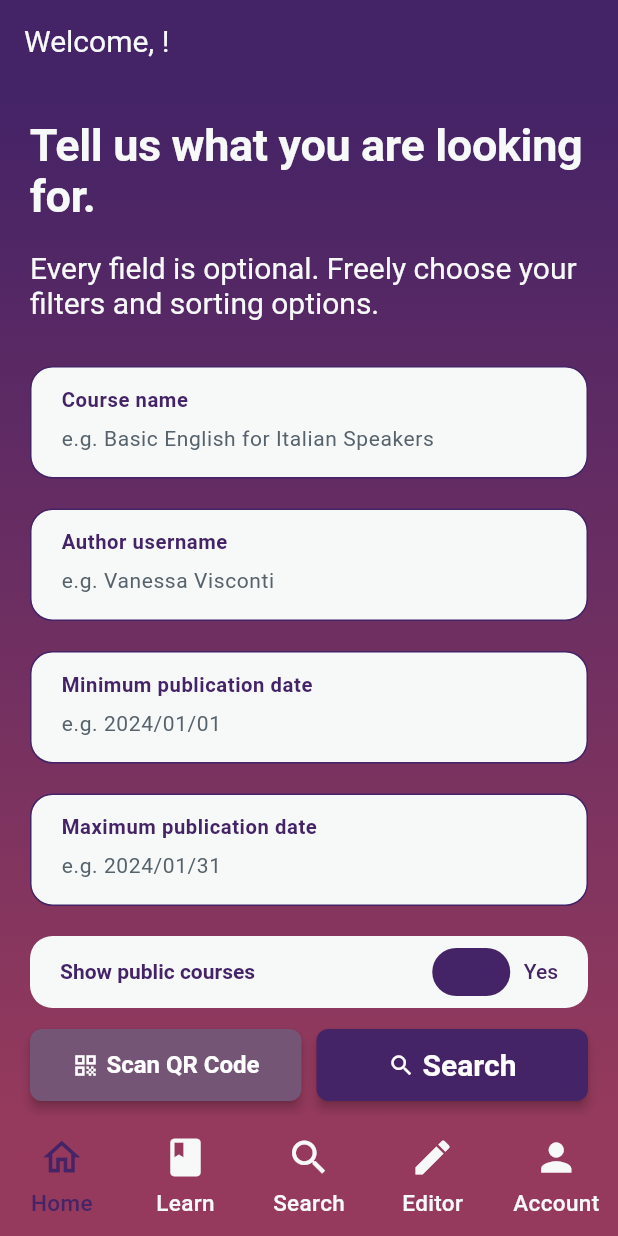
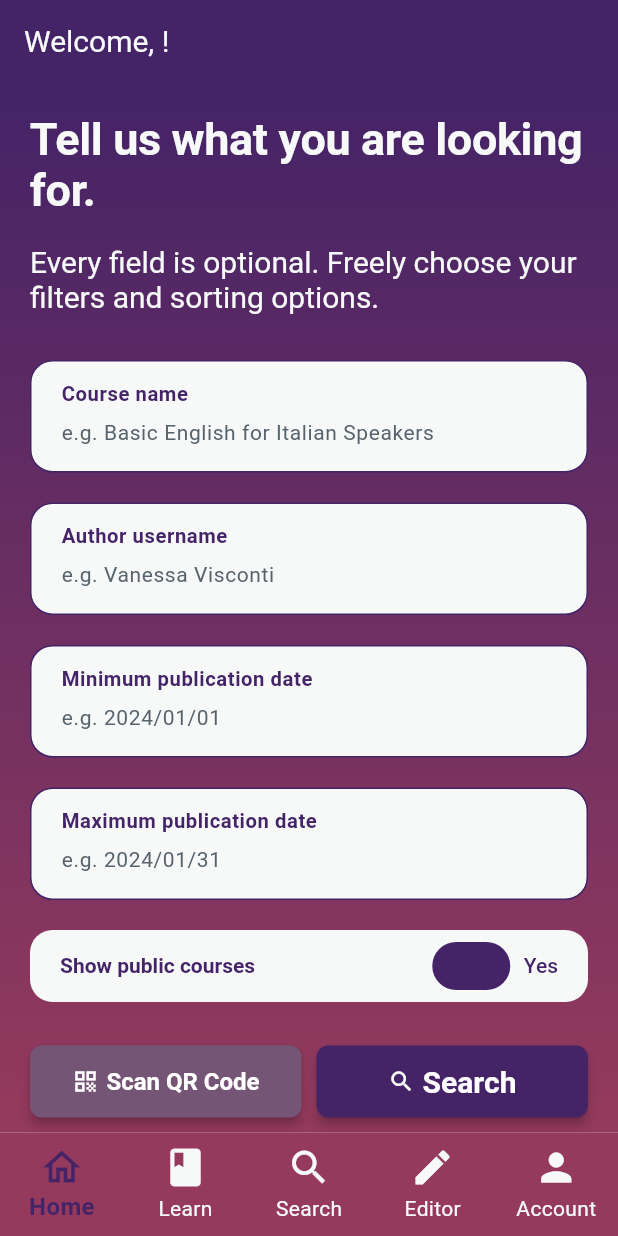
Before and after one commit to LudoTassini/DIMA-project, a Flutter app: the MainPage screen opened directly, swiped to page 3, on a phone screen of 412 x 824 dp. Run offline on Flutter 3.47's test engine with Material 3 defaults, Android fonts, the phone set to English and light mode, and no system bars; our stand-ins replace cloud_firestore, firebase_auth, firebase_core, loader_overlay, loading_animation_widget, shared_preferences; accounts and stored records are empty; generated files the repository leaves out were written again; Roboto replaces fonts that are missing (Readex Pro).

Commit message:
navigation system rework

```diff
--- a/lib/components/navigation/bloqo_app_bar.dart
+++ b/lib/components/navigation/bloqo_app_bar.dart
@@ -1,20 +1,29 @@
 import 'package:flutter/material.dart';
-
 import '../../style/bloqo_colors.dart';
 
-class BloqoAppBar{
-
-  static PreferredSize get({required BuildContext context, required String title}){
-    return PreferredSize(
-        preferredSize: const Size.fromHeight(60),
-        child: AppBar(
-          title: Text(title,
-            style: Theme.of(context).textTheme.displayMedium?.copyWith(
-                color: BloqoColors.seasalt
-            ),
-          ),
-          backgroundColor: BloqoColors.russianViolet,
-        )
+class BloqoAppBar {
+  static PreferredSizeWidget get({
+    required BuildContext context,
+    required String title,
+    required bool canPop,
+    required VoidCallback? onPop,
+  }) {
+    return AppBar(
+      title: Text(
+        title,
+        style: Theme.of(context).textTheme.displayMedium?.copyWith(
+          color: BloqoColors.seasalt,
+        ),
+      ),
+      backgroundColor: BloqoColors.russianViolet,
+      leading: canPop ?
+      IconButton(
+        icon: const Icon(
+          Icons.arrow_back,
+          color: BloqoColors.seasalt
+        ),
+        onPressed: onPop,
+      ) : null,
     );
   }
 }
--- a/lib/components/navigation/bloqo_nav_bar.dart
+++ b/lib/components/navigation/bloqo_nav_bar.dart
@@ -5,77 +5,72 @@ import '../../utils/localization.dart';
 class BloqoNavBar extends StatefulWidget {
   const BloqoNavBar({
     super.key,
-    required this.onDestinationSelected,
+    required this.onItemTapped,
   });
 
-  final Function(int) onDestinationSelected;
+  final Function(int) onItemTapped;
 
   @override
-  State<StatefulWidget> createState() => _BloqoNavBarState();
-
+  State<BloqoNavBar> createState() => _BloqoNavBarState();
 }
 
-class _BloqoNavBarState extends State<BloqoNavBar>{
-
-  static const navBarIconSize = 30.0;
-
+class _BloqoNavBarState extends State<BloqoNavBar> {
   int currentPageIndex = 0;
 
   @override
   Widget build(BuildContext context) {
     final localizedText = getAppLocalizations(context)!;
-    return NavigationBar(
-      onDestinationSelected: (index) {
-        widget.onDestinationSelected(index);
+    return BottomNavigationBar(
+      onTap: (index) {
         setState(() {
           currentPageIndex = index;
         });
+        widget.onItemTapped(index);
       },
-      indicatorColor: BloqoColors.newDarkFuchsia,
-      animationDuration: const Duration(),
+      currentIndex: currentPageIndex,
+      selectedItemColor: BloqoColors.russianViolet,
+      unselectedItemColor: BloqoColors.seasalt,
+      backgroundColor: BloqoColors.darkFuchsia,
       elevation: 2,
-      overlayColor: MaterialStateProperty.all(BloqoColors.newDarkFuchsia),
-      selectedIndex: currentPageIndex,
-      backgroundColor: BloqoColors.darkFuchsia,
-      destinations: <Widget>[
-        NavigationDestination(
-          selectedIcon: const Icon(
-            Icons.home_outlined, color: BloqoColors.russianViolet,
-            size: navBarIconSize,),
-          icon: const Icon(Icons.home_outlined, color: BloqoColors.seasalt,
-            size: navBarIconSize,),
+      type: BottomNavigationBarType.fixed,
+      iconSize: 30.0,
+      selectedFontSize: 16.0,
+      unselectedFontSize: 14.0,
+      selectedLabelStyle: const TextStyle(
+        fontWeight: FontWeight.bold,
+      ),
+      items: [
+        BottomNavigationBarItem(
+          icon: const Icon(
+            Icons.home_outlined,
+          ),
           label: localizedText.home,
         ),
-        NavigationDestination(
-          selectedIcon: const Icon(Icons.book, color: BloqoColors.russianViolet,
-            size: navBarIconSize,),
-          icon: const Icon(Icons.book, color: BloqoColors.seasalt,
-            size: navBarIconSize,),
+        BottomNavigationBarItem(
+          icon: const Icon(
+            Icons.book,
+          ),
           label: localizedText.learn,
         ),
-        NavigationDestination(
-          selectedIcon: const Icon(Icons.search, color: BloqoColors.russianViolet,
-            size: navBarIconSize,),
-          icon: const Icon(Icons.search, color: BloqoColors.seasalt,
-            size: navBarIconSize,),
+        BottomNavigationBarItem(
+          icon: const Icon(
+            Icons.search,
+          ),
           label: localizedText.search,
         ),
-        NavigationDestination(
-          selectedIcon: const Icon(Icons.edit, color: BloqoColors.russianViolet,
-            size: navBarIconSize,),
-          icon: const Icon(Icons.edit, color: BloqoColors.seasalt,
-            size: navBarIconSize,),
+        BottomNavigationBarItem(
+          icon: const Icon(
+            Icons.edit,
+          ),
           label: localizedText.editor,
         ),
-        NavigationDestination(
-          selectedIcon: const Icon(Icons.person, color: BloqoColors.russianViolet,
-            size: navBarIconSize,),
-          icon: const Icon(Icons.person, color: BloqoColors.seasalt,
-            size: navBarIconSize,),
+        BottomNavigationBarItem(
+          icon: const Icon(
+            Icons.person,
+          ),
           label: localizedText.account,
         ),
       ],
     );
   }
-
 }
--- a/lib/pages/main/main_page.dart
+++ b/lib/pages/main/main_page.dart
@@ -11,46 +11,71 @@ import 'editor_page.dart';
 import 'home_page.dart';
 import 'learn_page.dart';
 
-class MainPage extends StatefulWidget{
+class MainPage extends StatefulWidget {
   const MainPage({super.key});
 
   @override
-  State<StatefulWidget> createState() => _MainPageState();
-
+  State<MainPage> createState() => _MainPageState();
 }
 
-class _MainPageState extends State<MainPage>{
+class _MainPageState extends State<MainPage> {
+  int _selectedPageIndex = 0;
+  late PageController _pageController;
+  final ValueNotifier<bool> _canPopNotifier = ValueNotifier(false);
 
-  int _selectedPageIndex = 0;
-  late List<Widget> _pages;
-  late PageController _pageController;
+  final List<GlobalKey<NavigatorState>> _navigatorKeys = [
+    GlobalKey<NavigatorState>(),
+    GlobalKey<NavigatorState>(),
+    GlobalKey<NavigatorState>(),
+    GlobalKey<NavigatorState>(),
+    GlobalKey<NavigatorState>(),
+  ];
 
   @override
-  void initState(){
+  void initState() {
     super.initState();
-    _selectedPageIndex = 0;
-    _pages = [
-      const HomePage(),
-      const LearnPage(),
-      const SearchPage(),
-      const EditorPage(),
-      const UserPage()
-    ];
     _pageController = PageController(initialPage: _selectedPageIndex);
   }
 
   @override
-  void dispose(){
+  void dispose() {
     _pageController.dispose();
+    _canPopNotifier.dispose();
     super.dispose();
+  }
+
+  void _onItemTapped(int index) {
+    if (_selectedPageIndex == index) {
+      _navigatorKeys[index].currentState?.popUntil((route) => route.isFirst);
+    } else {
+      setState(() {
+        _selectedPageIndex = index;
+      });
+      _pageController.jumpToPage(index);
+    }
+    _updateCanPop();
+  }
+
+  void _updateCanPop() {
+    WidgetsBinding.instance.addPostFrameCallback((_) {
+      _canPopNotifier.value =
+          _navigatorKeys[_selectedPageIndex].currentState?.canPop() ?? false;
+    });
+  }
+
+  void _pushNewPage(GlobalKey<NavigatorState> key, Widget newPage) {
+    key.currentState?.push(
+      MaterialPageRoute(
+        builder: (context) => newPage,
+      ),
+    ).then((_) => _updateCanPop());
   }
 
   @override
   Widget build(BuildContext context) {
-
     late String title;
-    if(!context.mounted) return const Text("Error");
-    switch(_selectedPageIndex){
+    if (!context.mounted) return const Text("Error");
+    switch (_selectedPageIndex) {
       case 0:
         title = "${AppLocalizations.of(context)!.home_page_title}, ${Provider.of<UserAppState>(context, listen: false).get()!.username}!";
         break;
@@ -71,23 +96,88 @@ class _MainPageState extends State<MainPage>{
         break;
     }
 
+    return ValueListenableBuilder<bool>(
+      valueListenable: _canPopNotifier,
+      builder: (context, canPop, child) {
         return Scaffold(
-        appBar: BloqoAppBar.get(context: context, title: title),
+          appBar: BloqoAppBar.get(
+            context: context,
+            title: title,
+            canPop: canPop,
+            onPop: canPop
+                ? () {
+              _navigatorKeys[_selectedPageIndex]
+                  .currentState
+                  ?.pop();
+              _updateCanPop();
+            }
+                : null,
+          ),
           bottomNavigationBar: BloqoNavBar(
-          onDestinationSelected: (int index) {
-            setState(() {
-              _selectedPageIndex = index;
-              _pageController.jumpToPage(index);
-            });
-          },
+            onItemTapped: _onItemTapped,
           ),
           body: PageView(
             controller: _pageController,
             physics: const NeverScrollableScrollPhysics(),
-          children: _pages,
+            children: _buildPageViews(),
           ),
-        resizeToAvoidBottomInset: false
+          resizeToAvoidBottomInset: false,
+        );
+      },
     );
   }
 
+  List<Widget> _buildPageViews() {
+    return [
+      _buildNavigator(_navigatorKeys[0], HomePage(onPush: (newPage) => _pushNewPage(_navigatorKeys[0], newPage))),
+      _buildNavigator(_navigatorKeys[1], LearnPage(onPush: (newPage) => _pushNewPage(_navigatorKeys[1], newPage))),
+      _buildNavigator(_navigatorKeys[2], SearchPage(onPush: (newPage) => _pushNewPage(_navigatorKeys[2], newPage))),
+      _buildNavigator(_navigatorKeys[3], EditorPage(onPush: (newPage) => _pushNewPage(_navigatorKeys[3], newPage))),
+      _buildNavigator(_navigatorKeys[4], UserPage(onPush: (newPage) => _pushNewPage(_navigatorKeys[4], newPage))),
+    ];
   }
+
+  Widget _buildNavigator(GlobalKey<NavigatorState> key, Widget child) {
+    return Navigator(
+      key: key,
+      onGenerateRoute: (routeSettings) {
+        return MaterialPageRoute(
+          builder: (context) => child,
+        );
+      },
+      observers: [
+        NavigatorObserverWithNotifier(_canPopNotifier),
+      ],
+    );
+  }
+}
+
+class NavigatorObserverWithNotifier extends NavigatorObserver {
+  final ValueNotifier<bool> canPopNotifier;
+
+  NavigatorObserverWithNotifier(this.canPopNotifier);
+
+  @override
+  void didPop(Route route, Route? previousRoute) {
+    canPopNotifier.value = navigator?.canPop() ?? false;
+    super.didPop(route, previousRoute);
+  }
+
+  @override
+  void didPush(Route route, Route? previousRoute) {
+    canPopNotifier.value = navigator?.canPop() ?? false;
+    super.didPush(route, previousRoute);
+  }
+
+  @override
+  void didRemove(Route route, Route? previousRoute) {
+    canPopNotifier.value = navigator?.canPop() ?? false;
+    super.didRemove(route, previousRoute);
+  }
+
+  @override
+  void didReplace({Route? newRoute, Route? oldRoute}) {
+    canPopNotifier.value = navigator?.canPop() ?? false;
+    super.didReplace(newRoute: newRoute, oldRoute: oldRoute);
+  }
+}
--- a/lib/pages/main/search_page.dart
+++ b/lib/pages/main/search_page.dart
@@ -14,9 +14,16 @@ import '../../model/courses/tags/bloqo_course_tag.dart';
 import '../../style/bloqo_colors.dart';
 import '../../utils/constants.dart';
 import '../../utils/toggle.dart';
+import '../from_search/search_results_page.dart';
 
 class SearchPage extends StatefulWidget {
-  const SearchPage({super.key});
+
+  const SearchPage({
+    super.key,
+    required this.onPush
+  });
+
+  final void Function(Widget) onPush;
 
   @override
   State<SearchPage> createState() => _SearchPageState();
@@ -528,14 +535,7 @@ class _SearchPageState extends State<SearchPage> with AutomaticKeepAliveClientMi
                   child: Padding(
                     padding: const EdgeInsetsDirectional.fromSTEB(5, 0, 0, 0),
                     child: BloqoFilledButton(
-                      onPressed: () {
-                        Navigator.push(
-                            context,
-                            MaterialPageRoute(
-                                builder: (context) => Container()
-                            )
-                        );
-                      },
+                      onPressed: () => widget.onPush(const SearchResultsPage()),
                       color: BloqoColors.russianViolet,
                       text: localizedText.search,
                       icon: Icons.search
--- a/lib/pages/welcome/register_page.dart
+++ b/lib/pages/welcome/register_page.dart
@@ -17,7 +17,7 @@ import '../../utils/auth.dart';
 import '../../utils/constants.dart';
 import '../../style/bloqo_colors.dart';
 import '../../utils/text_validator.dart';
-import '../main/home_page.dart';
+import '../main/main_page.dart';
 
 class RegisterPage extends StatefulWidget {
   const RegisterPage({super.key});
@@ -189,8 +189,8 @@ class _RegisterPageState extends State<RegisterPage> {
                               Navigator.pushReplacement(
                                 context,
                                 MaterialPageRoute(
-                                  builder: (context) => const HomePage(),
-                                )
+                                  builder: (context) => const MainPage(),
+                                ),
                               );
                             }
                             else{
```
Also changed, not shown: lib/pages/from_search/search_results_page.dart (added, +21 -0 lines), lib/pages/main/editor_page.dart (+7 -1 lines), lib/pages/main/home_page.dart (+7 -1 lines), lib/pages/main/learn_page.dart (+7 -1 lines), lib/pages/main/user_page.dart (+7 -1 lines). Lines whose indentation alone changed are shown as unchanged.
